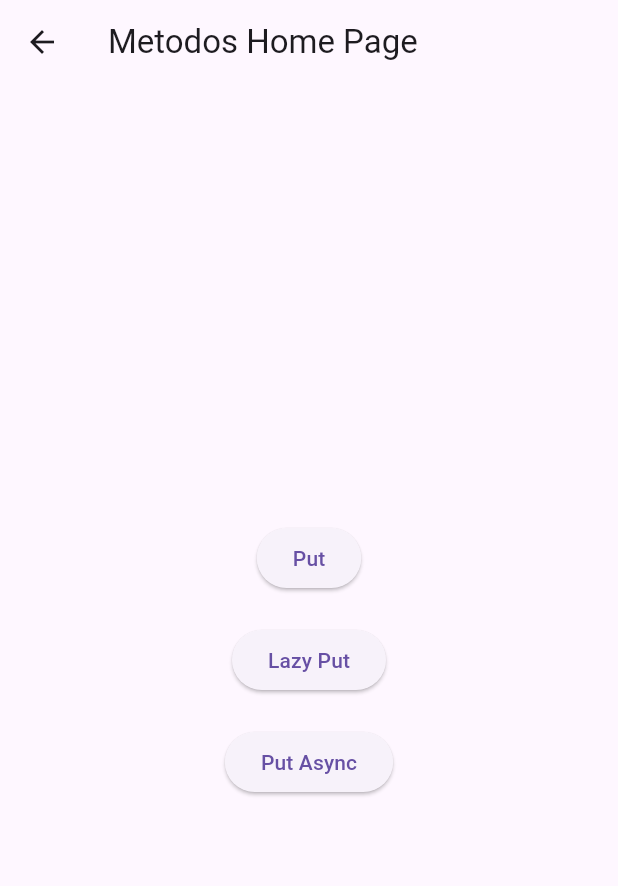
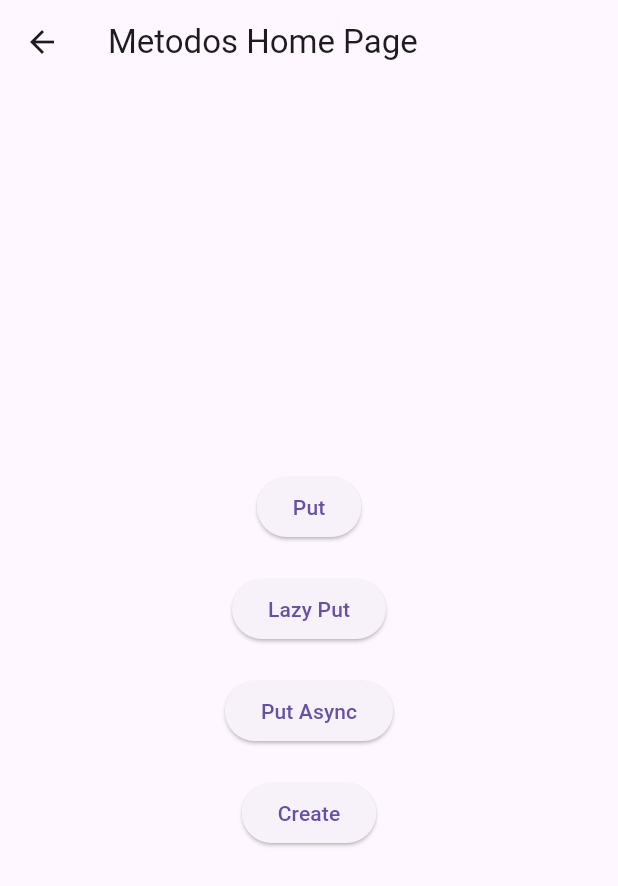
Before and after one commit to enzozami/flutter-getx-dependency-study, a Flutter app: the screen it shows after launch, after a tap on "Métodos", on a phone screen of 412 x 824 dp. Shown: the top 886 px of the screen. Run offline on Flutter 3.47's test engine with Material 3 defaults, Android fonts, the phone set to English and light mode, and no system bars; our stand-ins replace get, shared_preferences.

Commit message:
feat: create

```diff
--- a/lib/main.dart
+++ b/lib/main.dart
@@ -3,6 +3,7 @@ import 'package:get/get_navigation/src/root/get_material_app.dart';
 import 'package:get/get_navigation/src/routes/get_route.dart';
 import 'package:get_dependencias/pages/basico/basico_home_page.dart';
 import 'package:get_dependencias/pages/home_page.dart';
+import 'package:get_dependencias/pages/metodos/create/create_home_page.dart';
 import 'package:get_dependencias/pages/metodos/lazyPut/lazy_put_page.dart';
 import 'package:get_dependencias/pages/metodos/metodos_home_page.dart';
 import 'package:get_dependencias/pages/metodos/put/put_page.dart';
@@ -42,6 +43,10 @@ class MyApp extends StatelessWidget {
               name: '/putAsync',
               page: () => PutAsyncPage(),
             ),
+            GetPage(
+              name: '/create',
+              page: () => CreateHomePage(),
+            ),
           ],
         )
       ],
--- a/lib/pages/metodos/metodos_home_page.dart
+++ b/lib/pages/metodos/metodos_home_page.dart
@@ -31,6 +31,13 @@ class MetodosHomePage extends StatelessWidget {
               onPressed: () => Navigator.of(context).pushNamed('/metodos/putAsync'),
               child: Text('Put Async'),
             ),
+            SizedBox(
+              height: 20,
+            ),
+            ElevatedButton(
+              onPressed: () => Navigator.of(context).pushNamed('/metodos/create'),
+              child: Text('Create'),
+            ),
           ],
         ),
       ),
--- a/lib/pages/metodos/putAsync/put_async_page.dart
+++ b/lib/pages/metodos/putAsync/put_async_page.dart
@@ -20,10 +20,9 @@ class PutAsyncPage extends StatefulWidget {
 }
 
 class _PutAsyncPageState extends State<PutAsyncPage> {
+  String nome = '';
   @override
   Widget build(BuildContext context) {
-    String nome = '';
-
     return Scaffold(
       appBar: AppBar(
         title: const Text('Put Async'),
```
Also changed, not shown: lib/pages/metodos/create/create_controller.dart (added, +9 -0 lines), lib/pages/metodos/create/create_home_page.dart (added, +49 -0 lines).
